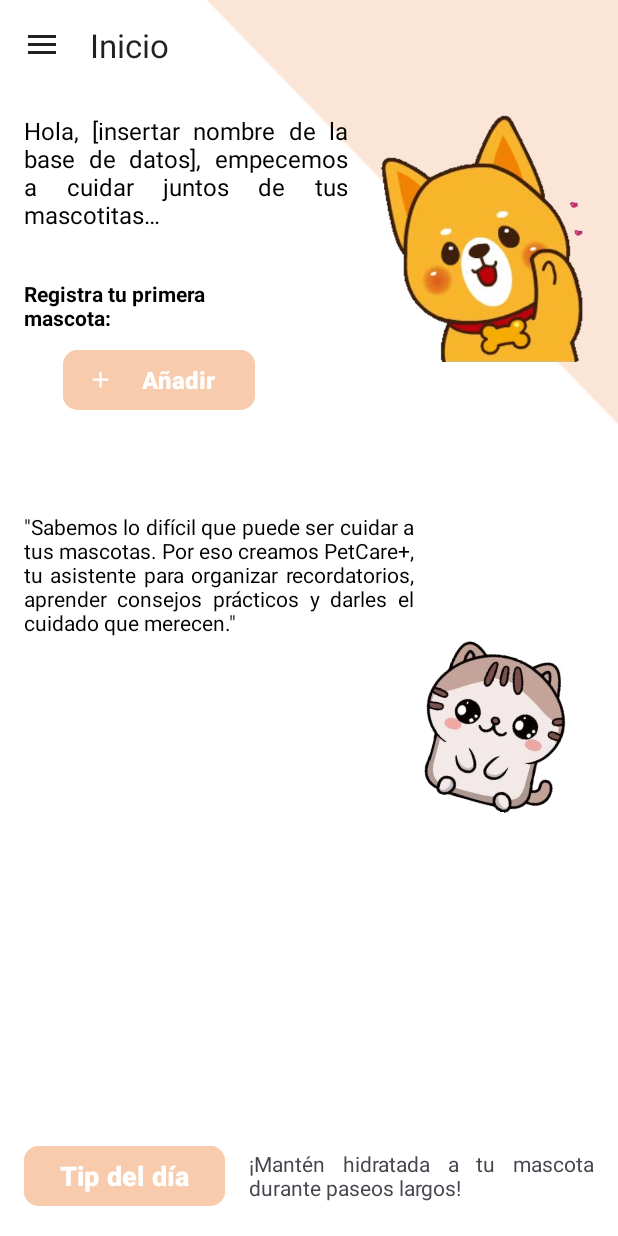
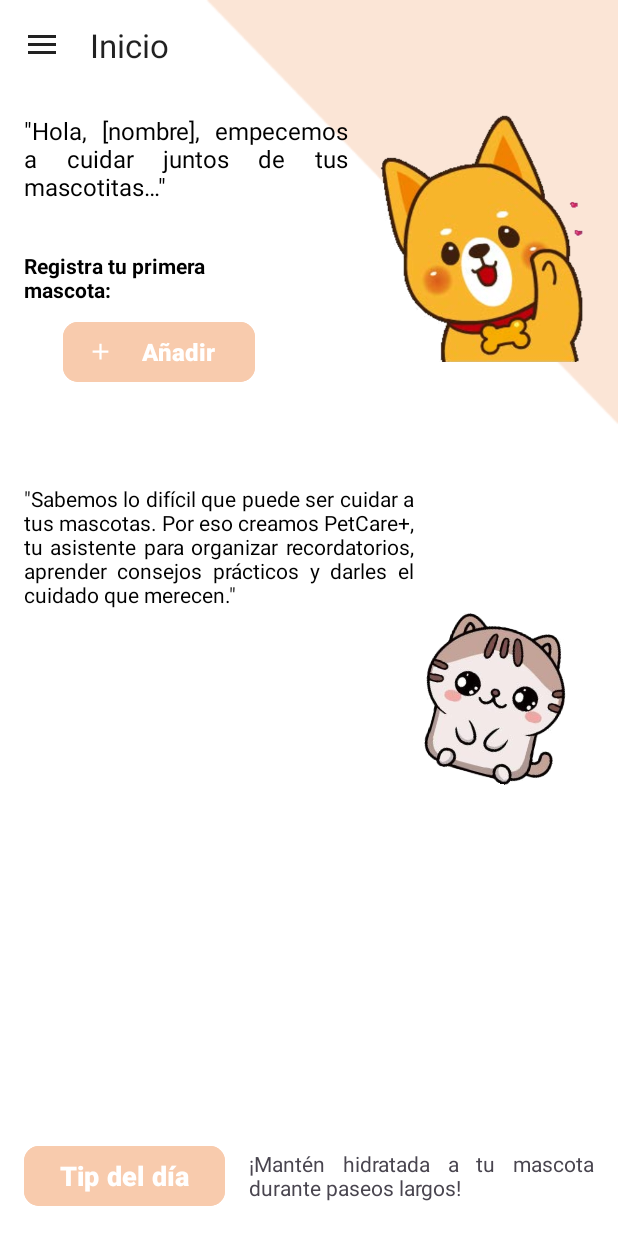
Before and after one commit to quiquermn/PetCarePro, an Android app: the InicioActivity screen opened directly, with no data from a screen before it, on a phone screen of 412 x 824 dp. Run offline under Robolectric (Android 15) with nearby library versions, the phone set to English and light mode, and no system bars; 2 statements that could not run were skipped.

```diff
--- a/app/src/main/java/com/example/petcarepro/InicioActivity.java
+++ b/app/src/main/java/com/example/petcarepro/InicioActivity.java
@@ -3,6 +3,7 @@
 import android.graphics.Color;
 import android.os.Bundle;
 import android.view.MenuItem;
+import android.widget.TextView;
 
 import androidx.activity.EdgeToEdge;
 import androidx.annotation.NonNull;
@@ -15,6 +16,9 @@
 import androidx.core.view.WindowInsetsCompat;
 import androidx.drawerlayout.widget.DrawerLayout;
 
+import com.example.petcarepro.db.DatabaseAdmin;
+import com.example.petcarepro.db.Usuarios;
+import com.example.petcarepro.model.Usuario;
 import com.google.android.material.navigation.NavigationView;
 
 public class InicioActivity extends AppCompatActivity implements NavigationView.OnNavigationItemSelectedListener {
@@ -25,6 +29,8 @@
 
     private DrawerLayout drawerLayout;
     private Toolbar toolbar;
+
+    private TextView emailTextView;
 
     @Override
     protected void onCreate(Bundle savedInstanceState) {
@@ -47,6 +53,13 @@
             getSupportFragmentManager().beginTransaction().replace(R.id.fragmentContainer,
                     new InicioFragment()).commit();
         }
+
+        emailTextView = navigationView.getHeaderView(0).findViewById(R.id.navEmail);
+        DatabaseAdmin databaseAdmin = new DatabaseAdmin(this);
+        Usuarios usuarios = new Usuarios(databaseAdmin);
+        Usuario usuario = usuarios.getCurUser();
+        emailTextView.setText(usuario.getEmail());
+        databaseAdmin.close();
     }
 
     @Override
@@ -79,6 +92,13 @@
 
             toolbar.setBackgroundColor(Color.parseColor("#dab4f6"));
             toolbar.setTitle("Consejos");
+        } else if (itemId == NAV_EXIT) {
+            DatabaseAdmin databaseAdmin = new DatabaseAdmin(this);
+            Usuarios usuarios = new Usuarios(databaseAdmin);
+            usuarios.logout();
+            databaseAdmin.close();
+
+            finish();
         }
 
         return true;
--- a/app/src/main/java/com/example/petcarepro/InicioFragment.java
+++ b/app/src/main/java/com/example/petcarepro/InicioFragment.java
@@ -10,6 +10,10 @@
 import android.view.View;
 import android.view.ViewGroup;
 import android.widget.TextView;
+
+import com.example.petcarepro.db.DatabaseAdmin;
+import com.example.petcarepro.db.Usuarios;
+import com.example.petcarepro.model.Usuario;
 
 
 public class InicioFragment extends Fragment {
@@ -25,6 +29,11 @@
     public void onViewCreated(@NonNull View view, @Nullable Bundle savedInstanceState) {
         super.onViewCreated(view, savedInstanceState);
         TextView textBienvenida = getActivity().findViewById(R.id.textBienvenida);
-        textBienvenida.setText(String.format("Hola, %s, empecemos a cuidar juntos de tus mascotitas…", "[insertar nombre de la base de datos]"));
+
+        DatabaseAdmin databaseAdmin = new DatabaseAdmin(getActivity());
+        Usuarios usuarios = new Usuarios(databaseAdmin);
+        Usuario usuario = usuarios.getCurUser();
+        databaseAdmin.close();
+        textBienvenida.setText(String.format("Hola, %s, empecemos a cuidar juntos de tus mascotitas…", usuario.getNombre()));
     }
 }
--- a/app/src/main/java/com/example/petcarepro/RegisterActivity.java
+++ b/app/src/main/java/com/example/petcarepro/RegisterActivity.java
@@ -87,7 +87,7 @@
                     return;
                 }
 
-                Toast.makeText(RegisterActivity.this, "Error al registrar usuario", Toast.LENGTH_SHORT).show();
+                Toast.makeText(RegisterActivity.this, "Ya existe un usuario con ese correo electrónico", Toast.LENGTH_SHORT).show();
 
 
             }
```
